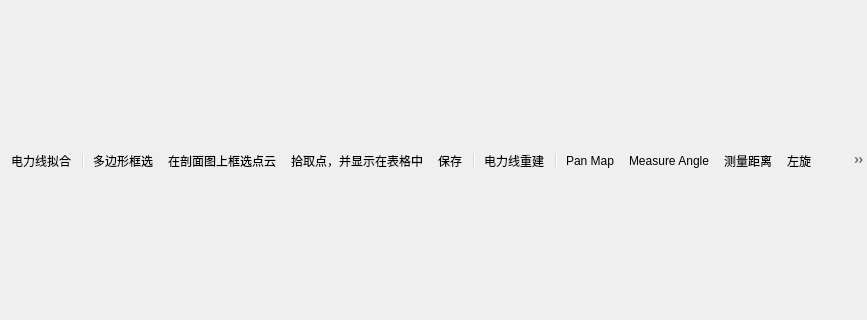
First picture: the form in src/ui/qgsDLwindowdockwidgetbase.ui, repository qgis/QGIS, before the edit; both pictures show x 0 to 867 and y 213 to 533 of the 867 by 747 pixel window.
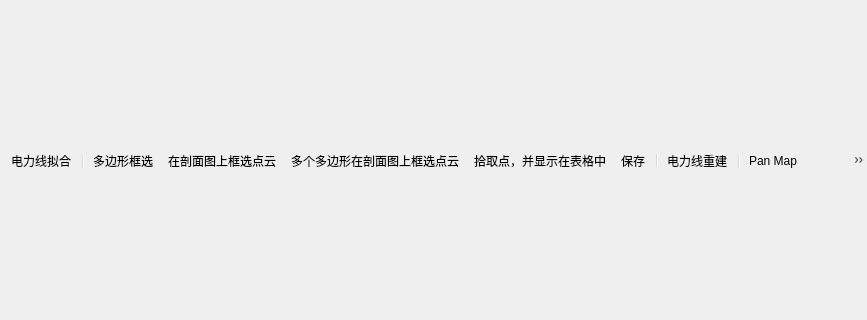
Second picture: the form after the edit. Icons and pictures are not drawn. Custom widgets are drawn as their Qt base class.

Diff of the .ui file:
```diff
--- a/src/ui/qgsDLwindowdockwidgetbase.ui
+++ b/src/ui/qgsDLwindowdockwidgetbase.ui
@@ -48,6 +48,7 @@
       <addaction name="separator"/>
       <addaction name="action_polygonselectiononprofile"/>
       <addaction name="m_selectiononprofile"/>
+      <addaction name="m_multipolygonselectiononprofile"/>
       <addaction name="mActionPickPoints"/>
       <addaction name="mActionSaveEdits"/>
       <addaction name="separator"/>
@@ -202,6 +203,15 @@
     <string>在剖面图上框选点云</string>
    </property>
   </action>
+  <action name="m_multipolygonselectiononprofile">
+   <property name="icon">
+    <iconset resource="../../images/images.qrc">
+     <normaloff>:/images/tips/symbol_levels.png</normaloff>:/images/tips/symbol_levels.png</iconset>
+   </property>
+   <property name="text">
+    <string>多个多边形在剖面图上框选点云</string>
+   </property>
+  </action>
  </widget>
  <customwidgets>
   <customwidget>
```
